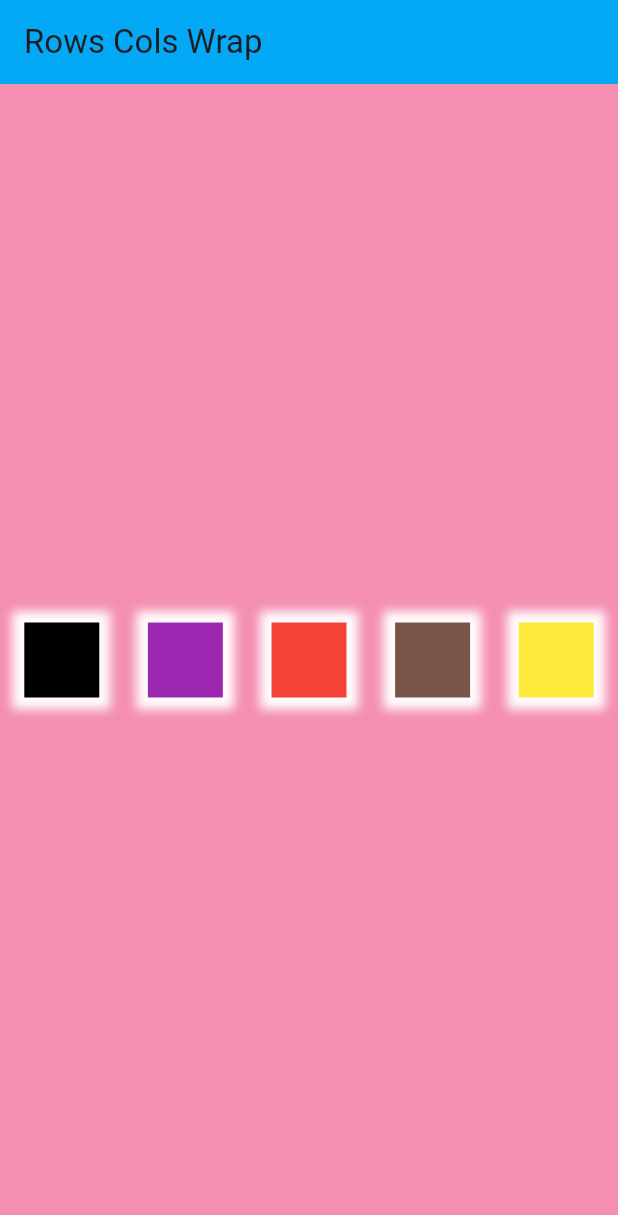
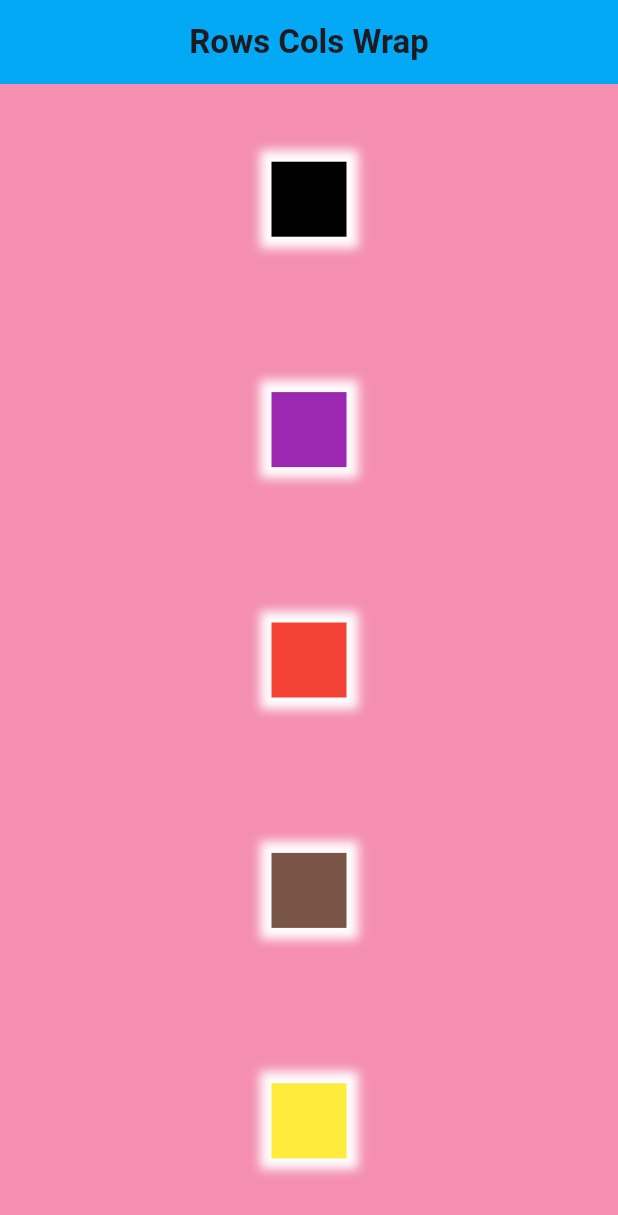
Before and after one commit to kumarbaberwal/flutter2, a Flutter app: the screen it shows after launch, on a phone screen of 412 x 824 dp. Shown: the top 1215 px of the screen. Run offline on Flutter 3.47's test engine with Material 3 defaults, Android fonts, the phone set to English and light mode, and no system bars.

Commit message:
rows and columns

```diff
--- a/lib/widgets/rows_cols.dart
+++ b/lib/widgets/rows_cols.dart
@@ -10,15 +10,18 @@ class RowsCols extends StatelessWidget {
     return Scaffold(
       appBar: AppBar(
         backgroundColor: Colors.lightBlue,
-        title: const Text("Rows Cols Wrap"),
+        centerTitle: true,
+        title: const Text("Rows Cols Wrap", style: TextStyle(fontWeight: FontWeight.bold)),
       ),
       body: Container(
         height: h,
         width: w,
         color: Colors.pink[200],
-        child: Row(
+        child: Column(
           mainAxisAlignment: MainAxisAlignment.spaceAround,
           crossAxisAlignment: CrossAxisAlignment.center,
+          // alignment: WrapAlignment.center,
+          // direction: Axis.vertical,
           children: [
             Container(
               height: 50,
@@ -76,7 +79,68 @@ class RowsCols extends StatelessWidget {
                   ]),
             ),
           ],
-        ),
+        )
+        // Row(
+        //   mainAxisAlignment: MainAxisAlignment.spaceAround,
+        //   crossAxisAlignment: CrossAxisAlignment.center,
+        //   children: [
+        //     Container(
+        //       height: 50,
+        //       width: 50,
+        //       decoration: const BoxDecoration(
+        //           color: Colors.black,
+        //           // border: Border.all(color: Colors.white, width: 4),
+        //           boxShadow: [
+        //             BoxShadow(
+        //                 color: Colors.white, blurRadius: 5, spreadRadius: 8),
+        //           ]),
+        //     ),
+        //     Container(
+        //       height: 50,
+        //       width: 50,
+        //       decoration: const BoxDecoration(
+        //           color: Colors.purple,
+        //           // border: Border.all(color: Colors.white, width: 4),
+        //           boxShadow: [
+        //             BoxShadow(
+        //                 color: Colors.white, blurRadius: 5, spreadRadius: 8),
+        //           ]),
+        //     ),
+        //     Container(
+        //       height: 50,
+        //       width: 50,
+        //       decoration: const BoxDecoration(
+        //           color: Colors.red,
+        //           // border: Border.all(color: Colors.white, width: 4),
+        //           boxShadow: [
+        //             BoxShadow(
+        //                 color: Colors.white, blurRadius: 5, spreadRadius: 8),
+        //           ]),
+        //     ),
+        //     Container(
+        //       height: 50,
+        //       width: 50,
+        //       decoration: const BoxDecoration(
+        //           color: Colors.brown,
+        //           // border: Border.all(color: Colors.white, width: 4),
+        //           boxShadow: [
+        //             BoxShadow(
+        //                 color: Colors.white, blurRadius: 5, spreadRadius: 8),
+        //           ]),
+        //     ),
+        //     Container(
+        //       height: 50,
+        //       width: 50,
+        //       decoration: const BoxDecoration(
+        //           color: Colors.yellow,
+        //           // border: Border.all(color: Colors.white, width: 4),
+        //           boxShadow: [
+        //             BoxShadow(
+        //                 color: Colors.white, blurRadius: 5, spreadRadius: 8),
+        //           ]),
+        //     ),
+        //   ],
+        // ),
       ),
     );
   }
```
